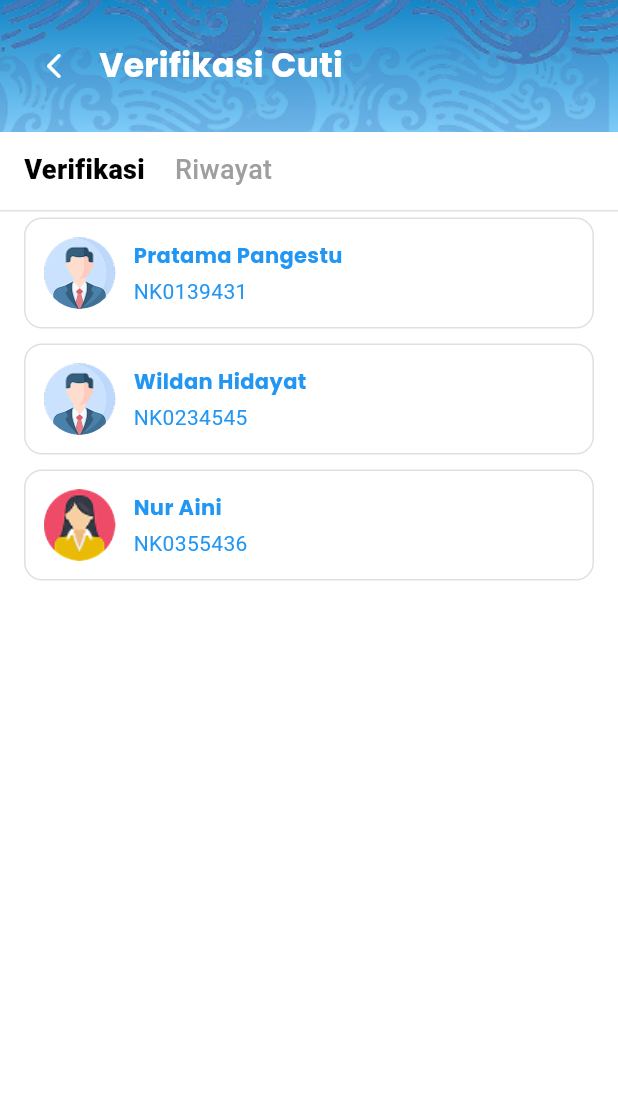
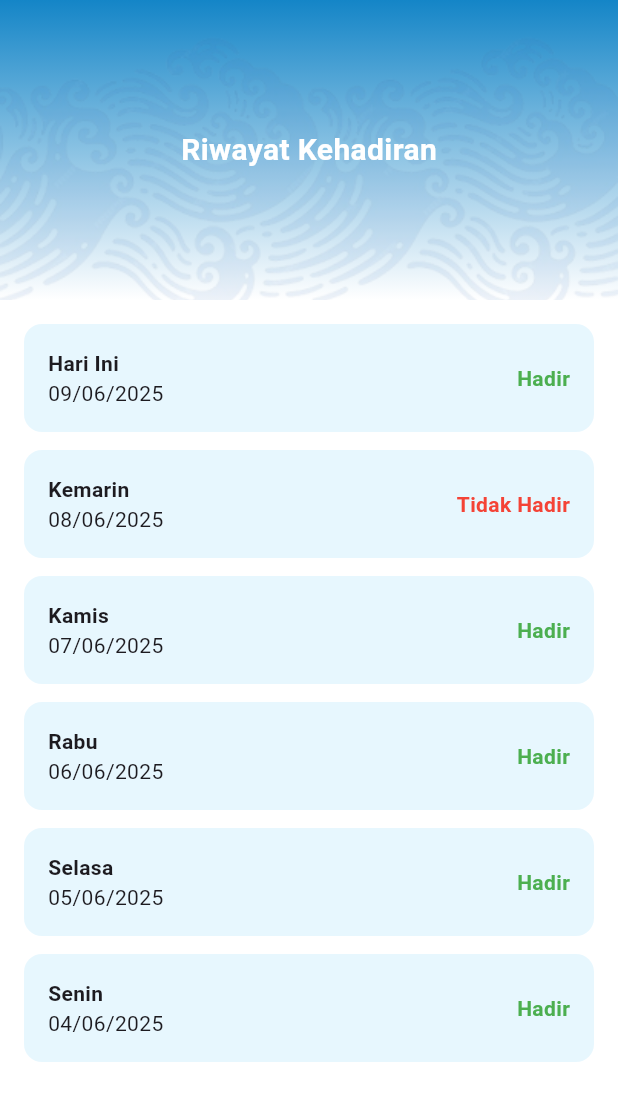
Before and after one commit to TrianaJulianingsih/MyBerikanMobile, a Flutter app: the screen it shows after launch, on a phone screen of 412 x 824 dp. Shown: the top 1101 px of the screen. Run offline on Flutter 3.47's test engine with Material 3 defaults, Android fonts, the phone set to English and light mode, and no system bars; our stand-ins replace fl_chart, image_picker; accounts and stored records are empty; Roboto replaces fonts that are missing (Poppins_reguler).

Commit message:
Add login & register dan riwayat kehadiran

```diff
--- a/lib/main.dart
+++ b/lib/main.dart
@@ -1,6 +1,5 @@
 import 'package:flutter/material.dart';
-import 'package:myberikan/views/verifikasi_cuti.dart';
-
+import 'package:myberikan/views/riwayat_kehadiran.dart';
 
 void main() {
   runApp(const MyApp());
@@ -12,9 +11,6 @@ class MyApp extends StatelessWidget {
   // This widget is the root of your application.
   @override
   Widget build(BuildContext context) {
-    return MaterialApp(
-      title: 'Flutter Demo',
-      home: VerifikasiCutiScreen(),
-    );
+    return MaterialApp(title: 'Flutter Demo', home: RiwayatKehadiranScreen());
   }
 }
--- /dev/null
+++ b/lib/views/riwayat_kehadiran.dart
@@ -0,0 +1,144 @@
+import 'package:flutter/material.dart';
+
+class RiwayatKehadiranScreen extends StatelessWidget {
+  const RiwayatKehadiranScreen({super.key});
+
+  @override
+  Widget build(BuildContext context) {
+    return Scaffold(
+      backgroundColor: Colors.white, // bawah putih aja
+      body: SafeArea(
+        child: Column(
+          children: [
+            // 🌈 box atas dengan gradient + motif
+            Container(
+              width: double.infinity,
+              height: 200, // tinggi header
+              decoration: const BoxDecoration(
+                gradient: LinearGradient(
+                  begin: Alignment.topCenter,
+                  end: Alignment.bottomCenter,
+                  colors: [
+                    Color(0xFF1485C7),
+                    Color.fromARGB(255, 255, 255, 255),
+                  ],
+                ),
+                image: DecorationImage(
+                  image: AssetImage('assets/images/motif 2.png'),
+                  fit: BoxFit.cover,
+                  alignment: Alignment.topCenter,
+                ),
+              ),
+              child: const Center(
+                child: Text(
+                  'Riwayat Kehadiran',
+                  style: TextStyle(
+                    fontSize: 20,
+                    fontWeight: FontWeight.bold,
+                    color: Colors.white,
+                  ),
+                ),
+              ),
+            ),
+
+            // 🧾 daftar riwayat di bawah (scrollable)
+            Expanded(
+              child: ListView.builder(
+                padding: const EdgeInsets.all(16),
+                itemCount: 6,
+                itemBuilder: (context, index) {
+                  final data = [
+                    {
+                      "hari": "Hari Ini",
+                      "tanggal": "09/06/2025",
+                      "status": "Hadir",
+                    },
+                    {
+                      "hari": "Kemarin",
+                      "tanggal": "08/06/2025",
+                      "status": "Tidak Hadir",
+                    },
+                    {
+                      "hari": "Kamis",
+                      "tanggal": "07/06/2025",
+                      "status": "Hadir",
+                    },
+                    {
+                      "hari": "Rabu",
+                      "tanggal": "06/06/2025",
+                      "status": "Hadir",
+                    },
+                    {
+                      "hari": "Selasa",
+                      "tanggal": "05/06/2025",
+                      "status": "Hadir",
+                    },
+                    {
+                      "hari": "Senin",
+                      "tanggal": "04/06/2025",
+                      "status": "Hadir",
+                    },
+                  ];
+                  final item = data[index];
+                  final hadir = item["status"] == "Hadir";
+
+                  return GestureDetector(
+                    onTap: () {
+                      showDialog(
+                        context: context,
+                        builder: (_) => AlertDialog(
+                          title: Text(item["hari"]!),
+                          content: Text(
+                            'Tanggal: ${item["tanggal"]}\nStatus: ${item["status"]}',
+                          ),
+                          actions: [
+                            TextButton(
+                              onPressed: () => Navigator.pop(context),
+                              child: const Text('Tutup'),
+                            ),
+                          ],
+                        ),
+                      );
+                    },
+                    child: Container(
+                      margin: const EdgeInsets.only(bottom: 12),
+                      padding: const EdgeInsets.all(16),
+                      decoration: BoxDecoration(
+                        color: Colors.lightBlue.shade50.withOpacity(0.8),
+                        borderRadius: BorderRadius.circular(12),
+                      ),
+                      child: Row(
+                        mainAxisAlignment: MainAxisAlignment.spaceBetween,
+                        children: [
+                          Column(
+                            crossAxisAlignment: CrossAxisAlignment.start,
+                            children: [
+                              Text(
+                                item["hari"]!,
+                                style: const TextStyle(
+                                  fontWeight: FontWeight.bold,
+                                ),
+                              ),
+                              Text(item["tanggal"]!),
+                            ],
+                          ),
+                          Text(
+                            item["status"]!,
+                            style: TextStyle(
+                              color: hadir ? Colors.green : Colors.red,
+                              fontWeight: FontWeight.bold,
+                            ),
+                          ),
+                        ],
+                      ),
+                    ),
+                  );
+                },
+              ),
+            ),
+          ],
+        ),
+      ),
+    );
+  }
+}
```
Also changed, not shown: lib/views/login_screen.dart (added, +172 -0 lines), lib/views/register_screen.dart (added, +235 -0 lines).
